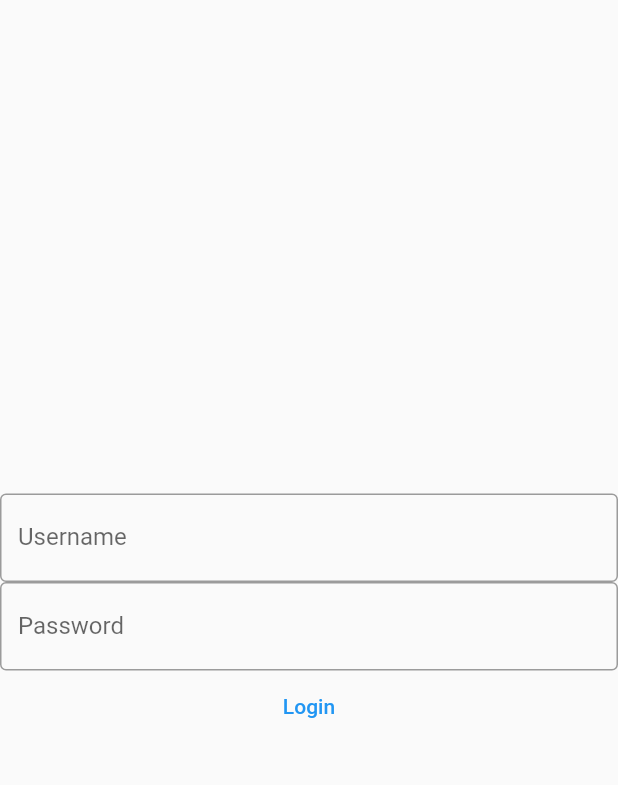
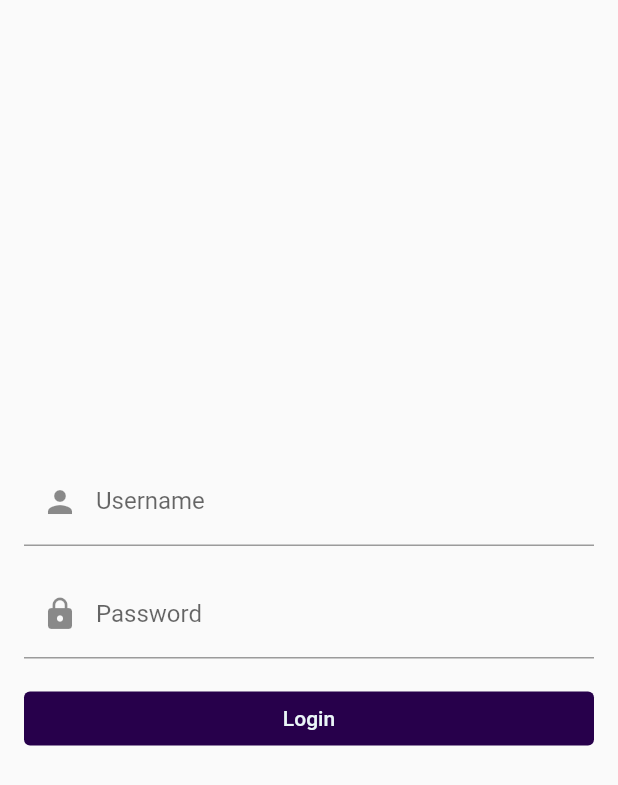
Before and after one commit to pedroalexribeiro/Hackathon-Shift2021, a Flutter app: the screen it shows after launch, on a phone screen of 412 x 824 dp. Shown: the top 785 px of the screen. Run offline on Flutter 3.47's test engine with Material 2 defaults, Android fonts, the light colour scheme and no system bars.

Commit message:
Add login UI style

```diff
--- a/flutter/raven/lib/main.dart
+++ b/flutter/raven/lib/main.dart
@@ -1,5 +1,6 @@
 import 'package:flutter/material.dart';
 import 'package:raven/mr_manager.dart';
+import 'package:raven/theme_colors.dart';
 import 'package:raven/views.dart';
 import 'package:raven/mr_manager.dart';
 
@@ -15,7 +16,7 @@ class MainApp extends StatelessWidget {
     return MaterialApp(
       title: "Raven - Heaven's Courier",
       theme: ThemeData(
-        primarySwatch: Colors.blue,
+        primaryColor: ThemeColors.dark,
         visualDensity: VisualDensity.adaptivePlatformDensity,
       ),
       initialRoute: '/login',
--- /dev/null
+++ b/flutter/raven/lib/theme_colors.dart
@@ -0,0 +1,6 @@
+import 'package:flutter/material.dart';
+
+class ThemeColors {
+  static final dark = const Color(0xFF27004b);
+  static final light = const Color(0xFFeaf6f7);
+}
--- a/flutter/raven/lib/views.dart
+++ b/flutter/raven/lib/views.dart
@@ -3,6 +3,7 @@ import 'package:http/http.dart';
 import 'package:raven/db_manager.dart';
 import 'package:raven/models.dart';
 import 'package:raven/partials.dart';
+import 'package:raven/theme_colors.dart';
 
 class LoginView extends StatefulWidget {
   LoginView({Key key});
@@ -20,29 +21,44 @@ class _LoginView extends State<LoginView> {
         crossAxisAlignment: CrossAxisAlignment.center,
         children: [
 
-          TextField(
+          Padding(
+            padding: EdgeInsets.fromLTRB(16, 0, 16, 16),
+            child: TextField(
               decoration: InputDecoration(
-              border: OutlineInputBorder(),
                 labelText: 'Username',
+                prefixIcon: Icon(Icons.person),
+              ),
             ),
           ),
 
-          TextField(
+          Padding(
+            padding: EdgeInsets.fromLTRB(16, 0, 16, 16),
+            child: TextField(
               obscureText: true,
               decoration: InputDecoration(
-              border: OutlineInputBorder(),
                 labelText: 'Password',
+                prefixIcon: Icon(Icons.lock),
               ),
+            )
           ),
 
-          TextButton(
-            child: Text("Login"),
+          Padding(
+            padding: EdgeInsets.fromLTRB(16, 0, 16, 16),
+            child: ConstrainedBox(
+              constraints: const BoxConstraints(minWidth: double.infinity),
+              child: TextButton(
+                child: Text("Login",
+                  style: TextStyle(color: ThemeColors.light),
+                ),
+                style: ButtonStyle(backgroundColor: MaterialStateProperty.all(ThemeColors.dark)),
                 onPressed: () {
                   Navigator.pushNamed(
                     context,
                     '/shops',
                   );
                 },
+              )
+            ),
           )
 
         ],
```
Lines whose indentation alone changed are shown as unchanged.
